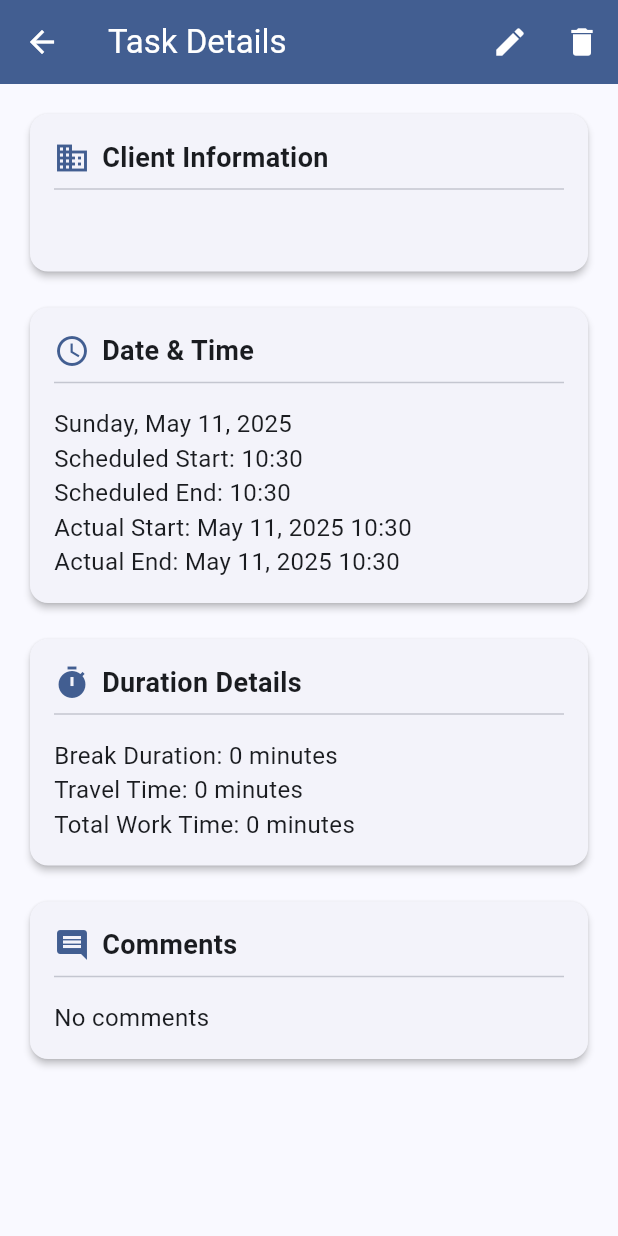
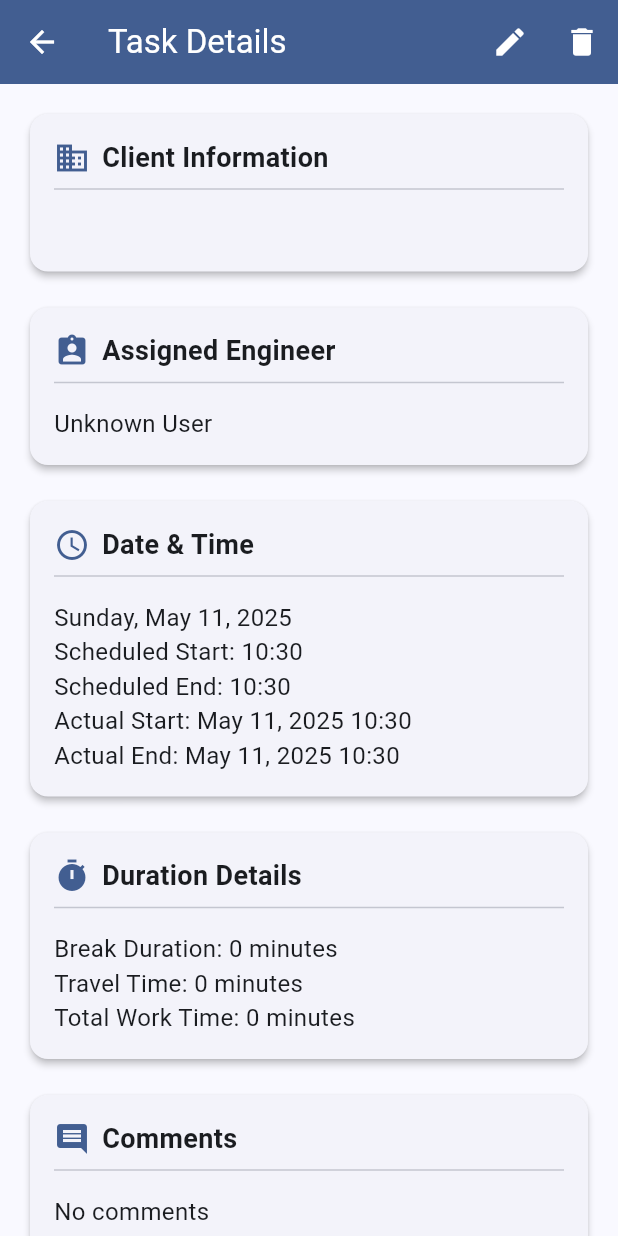
Before and after one commit to dayalfernando/time_entry_app, a Flutter app: the TaskDetailsScreen screen opened directly with empty values, on a phone screen of 412 x 824 dp. Run offline on Flutter 3.47's test engine with Material 3 defaults, Android fonts, the light colour scheme and no system bars; our stand-ins replace firebase_auth, flutter_form_builder, form_builder_validators, google_sign_in, image_picker, shared_preferences and 2 more; accounts and stored records are empty.

Commit message:
Add assigned user display - Show assigned engineer in task details and Today's Tasks for admin users

```diff
--- a/lib/screens/task_details_screen.dart
+++ b/lib/screens/task_details_screen.dart
@@ -1,10 +1,12 @@
 import 'package:flutter/material.dart';
 import '../models/task.dart';
+import '../models/user.dart';
 import 'task_entry_screen.dart';
 import 'task_start_checklist_screen.dart';
 import 'task_completion_screen.dart';
 import 'package:provider/provider.dart';
 import '../services/providers/task_provider.dart';
+import '../services/providers/user_provider.dart';
 import 'package:intl/intl.dart';
 
 class TaskDetailsScreen extends StatelessWidget {
@@ -12,11 +14,26 @@ class TaskDetailsScreen extends StatelessWidget {
 
   const TaskDetailsScreen({super.key, required this.task});
 
+  String _getAssignedUserName(String userId) {
+    final user = User.dummyUsers.firstWhere(
+      (user) => user.username == userId,
+      orElse: () => const User(
+        username: '',
+        password: '',
+        role: UserRole.engineer,
+        fullName: 'Unknown User',
+      ),
+    );
+    return user.fullName;
+  }
+
   @override
   Widget build(BuildContext context) {
     final taskProvider = Provider.of<TaskProvider>(context);
+    final userProvider = Provider.of<UserProvider>(context);
     final bool hasStarted = task.actualStartTime != null;
     final bool hasEnded = task.actualEndTime != null;
+    final bool isAdmin = userProvider.currentUser?.role == UserRole.admin;
 
     return Scaffold(
       appBar: AppBar(
@@ -78,6 +95,15 @@ class TaskDetailsScreen extends StatelessWidget {
               icon: Icons.business,
             ),
             const SizedBox(height: 16),
+            if (isAdmin) ...[
+              _buildInfoCard(
+                context,
+                title: 'Assigned Engineer',
+                content: _getAssignedUserName(task.userId),
+                icon: Icons.assignment_ind,
+              ),
+              const SizedBox(height: 16),
+            ],
             _buildInfoCard(
               context,
               title: 'Date & Time',
```
Also changed, not shown: lib/screens/home_screen.dart (+113 -92 lines).
